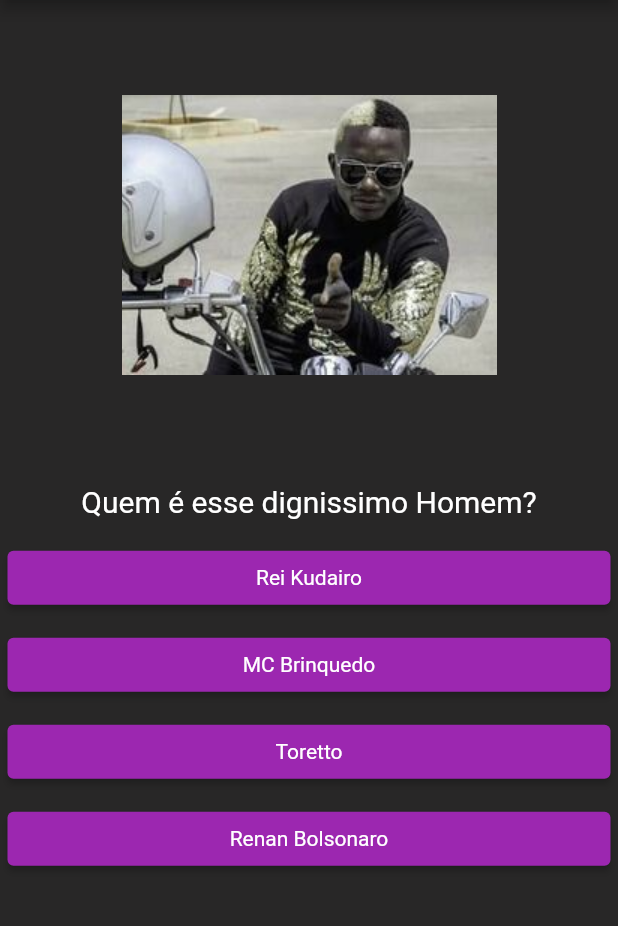
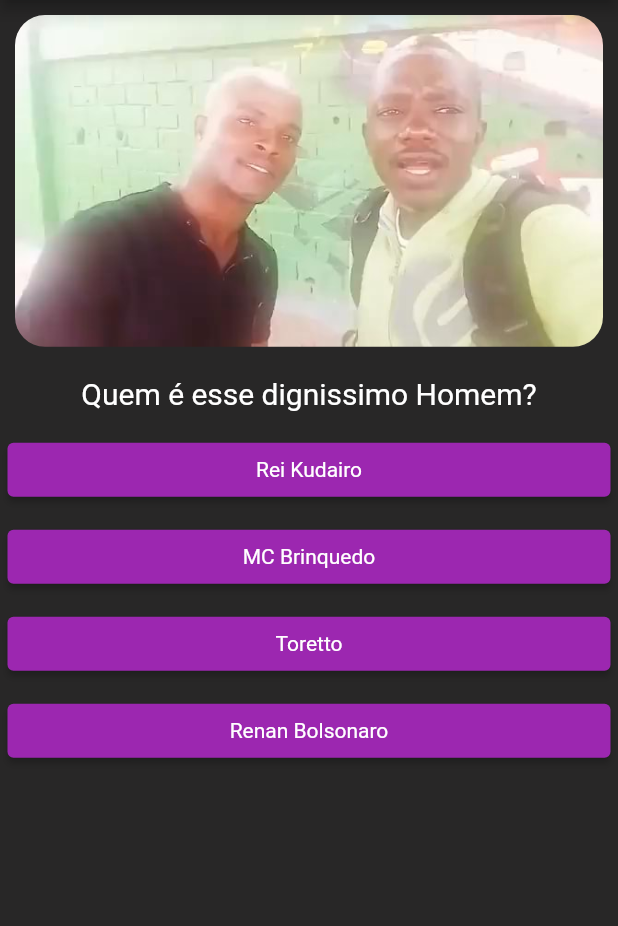
Before and after one commit to MagnoQueiroz/my_questions, a Flutter app: the screen it shows after launch, after a tap on "Bluepen", on a phone screen of 412 x 824 dp, the part 84-1010 px from its top. Run offline on Flutter 3.47's test engine with Material 2 defaults, Android fonts, the phone set to English and light mode, and no system bars; Roboto replaces fonts that are missing (Helvetica).

Commit message:
falta organizar pontuação e etc

```diff
--- a/lib/homepage.dart
+++ b/lib/homepage.dart
@@ -2,7 +2,7 @@ import 'package:flutter/material.dart';
 import 'package:my_questions/src/answers.dart';
 import 'package:my_questions/src/images.dart';
 import 'package:my_questions/src/questions.dart';
-import 'package:my_questions/test.dart';
+import 'package:my_questions/src/thanks.dart';
 
 // usado para controlar o estado do componente stateful, tudo oq for ser alterado e controlado deverá ficar aqui
 // aparentemente de acordo com esse boco do curso oq é atualizado é só oq precisa ser alterado novamente
@@ -22,13 +22,14 @@ class _HomeQuestionsState extends State<HomeQuestions> {
       "Resposta": ["Bluepen", "João Gomes", "Patrick Bateman", "Redpen"],
     },
     {
-      "Imagem": "assets/images/Rei_do_Kuduro.jpeg.jpeg",
+      "Imagem": "assets/images/3xZojtGp_400x400.jpg",
       "Texto": "Quem é esse dignissimo Homem?",
       "Resposta": ["Rei Kudairo", "MC Brinquedo", "Toretto", "Renan Bolsonaro"],
     },
     {
-      "Texto": "pergunta 3",
-      "Resposta": ["ai", "2", "3", "4"],
+      "Imagem": "assets/images/Bill.webp",
+      "Texto": "",
+      "Resposta": ["Bill", "Flor Preta", "José", "Antonio"],
     },
   ];
 
@@ -40,7 +41,6 @@ class _HomeQuestionsState extends State<HomeQuestions> {
   @override
   Widget build(BuildContext context) {
     List<String> answers = answerSelected ? _questions[_selectQuestion].cast()["Resposta"] : [];
-
 
     List<Widget> widgets = answers.map((text) => Answers(text, _answer)).toList();
     // for (String textAnsw in answers) {
@@ -61,13 +61,16 @@ class _HomeQuestionsState extends State<HomeQuestions> {
         ),
         backgroundColor: Color(0xFF9C27B0),
       ),
-      body: answerSelected ? Column(
-        children:[
-          Images(_questions[_selectQuestion]["Imagem"].toString()),
-          Questions(_questions[_selectQuestion]["Texto"].toString()),
-          ...widgets,
-        ],
-      ) : Test(),
+      body: answerSelected
+          ? Column(
+              children: [
+                Images(_questions[_selectQuestion]["Imagem"].toString()),
+                Questions(_questions[_selectQuestion]["Texto"].toString()),
+                ...widgets,
+
+              ],
+            )
+          : Test(),
     );
   }
 }
--- a/lib/src/images.dart
+++ b/lib/src/images.dart
@@ -7,8 +7,9 @@ class Images extends StatelessWidget {
   Widget build(BuildContext context) {
     return Container(
       margin: EdgeInsets.all(10),
+
       width: 2800.0,
-      child: ClipRRect(child: Image.asset(image), borderRadius: BorderRadius.all(Radius.circular(30))),
+      child: ClipRRect(child: Image.asset(image), borderRadius: BorderRadius.all(Radius.circular(20))),
     );
   }
 }
--- a/pubspec.yaml
+++ b/pubspec.yaml
@@ -82,7 +82,7 @@ flutter:
   #     fonts:
   #       - asset: fonts/Schyler-Regular.ttf
   #       - asset: fonts/Schyler-Italic.ttf
-  #         style: italic
+  #         style: italic(
   #   - family: Trajan Pro
   #     fonts:
   #       - asset: fonts/TrajanPro.ttf
```
Also changed, not shown: lib/src/thanks.dart (added, +31 -0 lines), lib/test.dart (deleted, +0 -11 lines), assets/images/3xZojtGp_400x400.jpg (added), assets/images/Bill.webp (added), assets/images/Rei_do_Kuduro.jpeg.jpeg (deleted), assets/images/dance.gif (added).
